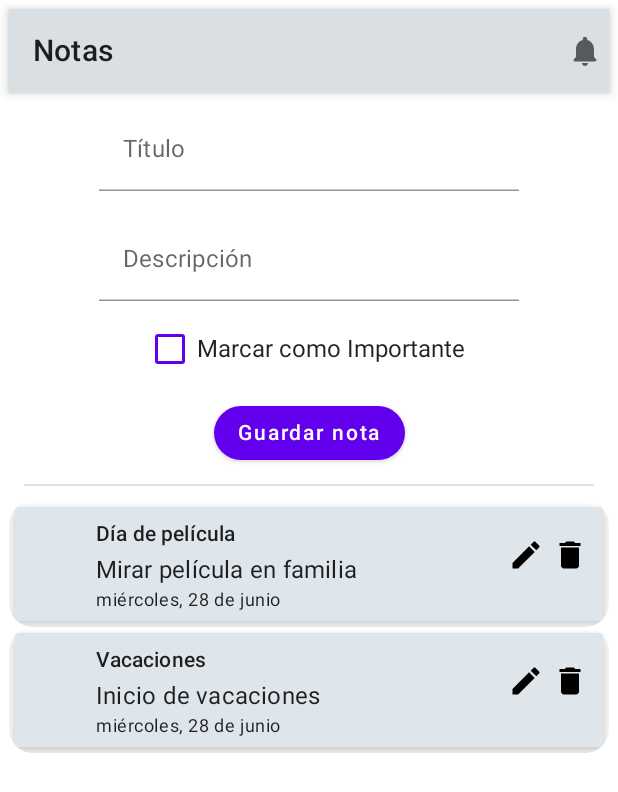
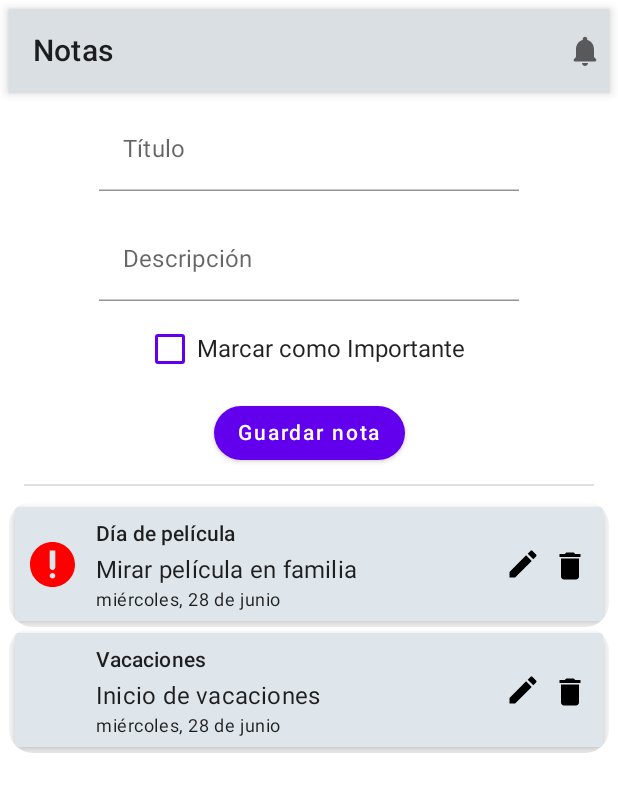
Before and after one commit to hernanRuiz/NotesApp_JetPackComposePOC, an Android app built with Jetpack Compose: the @Preview function DefaultPreview, on a phone screen of 412 x 824 dp. Shown: the top 792 px of the screen. Run offline under Robolectric (Android 15) with nearby library versions, the phone set to English and light mode, and no system bars; our stand-ins replace Dagger/Hilt's generated code, Room's generated code.

Commit message:
Fix visual + fix en el funcionamiento del update + documentación de código

```diff
--- a/src/main/java/com/example/notesapp/MainActivity.kt
+++ b/src/main/java/com/example/notesapp/MainActivity.kt
@@ -29,7 +29,7 @@ class MainActivity : ComponentActivity() {
             NotesAppTheme {
                 Surface(modifier = Modifier.fillMaxSize(), color = MaterialTheme.colors.background) {
                     val noteViewModel: NoteViewModel by viewModels()
-                    NotesApp(noteViewModel)
+                    NotesApp(noteViewModel) //la app en si
                 }
             }
         }
@@ -38,7 +38,10 @@ class MainActivity : ComponentActivity() {
 
 @Composable
 fun NotesApp(notesViewModel: NoteViewModel){
+    //trae las notas que se persisten en la base de datos
     val noteList = notesViewModel.noteList.collectAsState().value
+
+    //Setea la visual y métodos asociados
     NoteScreen(notes = noteList,
         onRemoveNote = { notesViewModel.removeNote(it) },
         onAddNote = { notesViewModel.addNote(it) },
--- a/src/main/java/com/example/notesapp/components/NoteComponents.kt
+++ b/src/main/java/com/example/notesapp/components/NoteComponents.kt
@@ -24,12 +24,13 @@ import androidx.compose.ui.graphics.Color
 import androidx.compose.ui.platform.LocalSoftwareKeyboardController
 import androidx.compose.ui.res.colorResource
 import androidx.compose.ui.text.input.ImeAction
+import androidx.compose.ui.text.input.KeyboardType
 import androidx.compose.ui.unit.dp
 
 import com.example.notesapp.R
 
-
-@OptIn(ExperimentalComposeUiApi::class)
+//Elementos visuales personalizados para NoteScreen
+@OptIn(ExperimentalComposeUiApi::class) //Compose está en desarrollo, no es versión final, y hay cosas que exigen este tag
 @Composable
 fun NoteInputText(
     modifier: Modifier = Modifier,
@@ -45,11 +46,16 @@ fun NoteInputText(
         colors = TextFieldDefaults.textFieldColors(backgroundColor = Color.Transparent),
         maxLines = maxLine,
         label = {Text(text = label)},
-        keyboardOptions = KeyboardOptions.Default.copy(imeAction = ImeAction.Done),
+
+        keyboardOptions = KeyboardOptions.Default.copy(
+            imeAction = ImeAction.Done,
+            keyboardType = KeyboardType.Password),
+
         keyboardActions = KeyboardActions(onDone = {
             onImeAction()
             keyboardController?.hide()
         }),
+
         modifier = modifier)
 }
 
--- a/src/main/java/com/example/notesapp/data/NoteData.kt
+++ b/src/main/java/com/example/notesapp/data/NoteData.kt
@@ -2,12 +2,12 @@ package com.example.notesapp.data
 
 import com.example.notesapp.model.Note
 
-
+//Dummy data para los @Preview
 class NotesDataSource {
 
     fun loadNotes(): List<Note> {
         return listOf(
-            Note(title = "Día de película", description = "Mirar película en familia"),
+            Note(title = "Día de película", description = "Mirar película en familia", isImportant = true),
             Note(title = "Vacaciones", description = "Inicio de vacaciones")
         )
     }
--- a/src/main/java/com/example/notesapp/data/NoteDatabase.kt
+++ b/src/main/java/com/example/notesapp/data/NoteDatabase.kt
@@ -3,10 +3,12 @@ package com.example.notesapp.data
 import androidx.room.Database
 import androidx.room.RoomDatabase
 import androidx.room.TypeConverters
+
 import com.example.notesapp.model.Note
 import com.example.notesapp.util.DateConverter
 import com.example.notesapp.util.UUIDConverter
 
+//Definimos la base de datos y le pasamos los typeConverters necesarios
 @Database(entities = [Note::class], version = 1, exportSchema = false)
 @TypeConverters(DateConverter::class, UUIDConverter::class)
 abstract class NoteDatabase: RoomDatabase() {
--- a/src/main/java/com/example/notesapp/data/NoteDatabaseDao.kt
+++ b/src/main/java/com/example/notesapp/data/NoteDatabaseDao.kt
@@ -12,7 +12,7 @@ import com.example.notesapp.model.Note
 import kotlinx.coroutines.flow.Flow
 
 
-@Dao //Contecta mi entidad Note con la base de datos
+@Dao //Interacciones con la base de datos
 interface NoteDatabaseDao {
 
     @Query("SELECT * from notes_tbl")
--- a/src/main/java/com/example/notesapp/di/AppModule.kt
+++ b/src/main/java/com/example/notesapp/di/AppModule.kt
@@ -28,7 +28,7 @@ object AppModule {
 
     @Singleton
     @Provides
-    fun provideAppeDatabase(@ApplicationContext context: Context): NoteDatabase
+    fun provideAppDatabase(@ApplicationContext context: Context): NoteDatabase
             = Room.databaseBuilder(
                 context,
                 NoteDatabase::class.java,
--- a/src/main/java/com/example/notesapp/model/Note.kt
+++ b/src/main/java/com/example/notesapp/model/Note.kt
@@ -7,7 +7,7 @@ import java.time.Instant
 import java.util.UUID
 import java.util.Date
 
-
+//Entidad que representa cada objeto a guardar en la base de datos
 @Entity(tableName = "notes_tbl")
 data class Note(
 
--- a/src/main/java/com/example/notesapp/repository/NoteRepository.kt
+++ b/src/main/java/com/example/notesapp/repository/NoteRepository.kt
@@ -11,6 +11,8 @@ import kotlinx.coroutines.flow.flowOn
 import javax.inject.Inject
 
 class NoteRepository @Inject constructor(private val noteDatabaseDao: NoteDatabaseDao){
+
+    //Interacciones con el Dao, segundo eslabón en el camino hacia la base de datos
     suspend fun addNote(note: Note) = noteDatabaseDao.insert(note = note)
     suspend fun updateNote(note: Note) = noteDatabaseDao.update(note = note)
     suspend fun deleteNote(note: Note) = noteDatabaseDao.deleteNote(note = note)
--- a/src/main/java/com/example/notesapp/screen/NoteScreen.kt
+++ b/src/main/java/com/example/notesapp/screen/NoteScreen.kt
@@ -4,15 +4,17 @@ import android.widget.Toast
 
 import androidx.compose.foundation.Image
 import androidx.compose.foundation.clickable
+import androidx.compose.foundation.horizontalScroll
+import androidx.compose.foundation.layout.Column
 import androidx.compose.foundation.layout.Row
-import androidx.compose.foundation.layout.Column
+import androidx.compose.foundation.layout.Box
 import androidx.compose.foundation.layout.padding
 import androidx.compose.foundation.layout.fillMaxWidth
 import androidx.compose.foundation.layout.fillMaxHeight
 import androidx.compose.foundation.layout.Arrangement
-import androidx.compose.foundation.layout.wrapContentWidth
 import androidx.compose.foundation.lazy.LazyColumn
 import androidx.compose.foundation.lazy.items
+import androidx.compose.foundation.rememberScrollState
 import androidx.compose.foundation.shape.RoundedCornerShape
 import androidx.compose.material.TopAppBar
 import androidx.compose.material.Text
@@ -56,6 +58,7 @@ private var isUpdate = false
 private lateinit var id : UUID
 private const val ICON = "Icon"
 
+//La UI de la app. En compose se define UI y comportamiento en un solo archivo
 @Composable
 fun NoteScreen(
     notes: List<Note>,
@@ -69,9 +72,9 @@ fun NoteScreen(
     var isImportant by remember {mutableStateOf(false)}
     val successNoteSaveID = stringResource(id = R.string.note_save_success)
     val successNoteUpdateID = stringResource(id = R.string.note_update_success)
+    val successNoteDeleteID = stringResource(id = R.string.deleted_note)
     val topBarColor = 0xFFDADFE3
 
-    //View content
     Column(modifier = Modifier.padding(6.dp)) {
 
         TopAppBar(
@@ -82,26 +85,31 @@ fun NoteScreen(
         Column(modifier = Modifier.fillMaxWidth(),
                 horizontalAlignment = Alignment.CenterHorizontally){
 
+            //Primer campo de texto: título
             NoteInputText(
-                modifier = Modifier.padding(top = 9.dp, bottom = 8.dp),
+                modifier = Modifier
+                    .fillMaxWidth()
+                    .padding(top = 9.dp, bottom = 8.dp, start = 60.dp, end = 60.dp)
+                    .horizontalScroll(rememberScrollState(), reverseScrolling = true),
                 text = title,
                 label = stringResource(id = R.string.note_title),
                 onTextChange = {
-                    if(it.all { char -> char.isLetter() || char.isWhitespace() || char.isDigit() }){
                     title = it
-                    }
                 })
 
+            //Segundo campo de texto: descripción
             NoteInputText(
-                modifier = Modifier.padding(top = 9.dp, bottom = 16.dp),
+                modifier = Modifier
+                    .fillMaxWidth()
+                    .padding(top = 9.dp, bottom = 16.dp, start = 60.dp, end = 60.dp)
+                    .horizontalScroll(rememberScrollState(), reverseScrolling = true),
                 text = description,
                 label = stringResource(id = R.string.note_description),
                 onTextChange = {
-                    if(it.all { char -> char.isLetter() || char.isWhitespace() || char.isDigit()  }){
                     description = it
-                    }
                 })
 
+            //Checkbox que marca la nota como importante
             NoteCheckBox(
                 modifier = Modifier.padding(bottom = 16.dp),
                 checked = isImportant,
@@ -111,12 +119,14 @@ fun NoteScreen(
                 label = stringResource(id = R.string.mark_as_important)
             )
 
+            //Botón para guardado o edición de nota
             NoteButton(
                 text = stringResource(id = R.string.save_note),
                 onClick = {
                     if(title.isNotEmpty() && description.isNotEmpty()){
                         var toastStringId = successNoteSaveID
                         if(isUpdate){
+                            isUpdate = false
                             toastStringId = successNoteUpdateID
                             onUpdateNote(Note(id = id, title = title, description = description, isImportant = isImportant))
                         } else {
@@ -133,17 +143,19 @@ fun NoteScreen(
 
         Divider(modifier = Modifier.padding(10.dp))
 
+        //Listado de notas
         LazyColumn {
             items(notes){ note ->
                 NoteRow(note = note,
                     onNoteClicked = {
                         onRemoveNote(note)
+                        Toast.makeText(context, successNoteDeleteID, Toast.LENGTH_SHORT).show()
                     },
                     onNoteEdited = {
                         title = note.title
                         description = note.description
                         isImportant = note.isImportant
-                        id = note.id
+                        id = note.id //en el update me llevo el id de la nota para identificarla en la base y modificarla
                     }
                 )
             }
@@ -164,79 +176,77 @@ fun NoteRow(
 
     Surface(
         modifier
+            .fillMaxHeight()
             .clip(RoundedCornerShape(16.dp))
             .padding(4.dp),
         color = Color(noteColor),
         elevation = 6.dp)
     {
-        Column(modifier = Modifier
+        Row(modifier = Modifier.fillMaxHeight(),
+            horizontalArrangement = Arrangement.SpaceBetween){
+
+            //Imagen que representa la nota marcada como importante
+            Box(modifier = Modifier
                 .fillMaxHeight()
-            .padding(start = 10.dp)
-            .padding(
-                top = 20.dp, end = 10.dp
-            ),
-            verticalArrangement = Arrangement.Center,
-            horizontalAlignment = Alignment.Start
+                .align(alignment = Alignment.CenterVertically)
+                .clickable { onNoteClicked(note) }
+                .padding(start = 10.dp),
             ){
-            val alphaValue = if (note.isImportant) 1f else 0f
+                val alphaValue = if (note.isImportant) 1f else 0f //para mostrar o no la imagen según corresponda
                 Image(
                     painterResource(R.drawable.important_icon),
                     contentDescription = stringResource(id = R.string.mark_as_important_tag),
-                modifier = Modifier.alpha(alphaValue),
+                    modifier = Modifier
+                        .alpha(alphaValue)
+                        .align(Alignment.CenterStart),
                     contentScale = ContentScale.Inside
                 )
             }
 
-        Row(modifier = Modifier
-            .fillMaxWidth(),
-            horizontalArrangement = Arrangement.SpaceBetween) {
-
+            //Cuerpo de la nota: título, descripción y fecha
             Column(
                 modifier = Modifier
-                    .padding(start = 40.dp)
+                    .fillMaxHeight()
                     .padding(horizontal = 14.dp, vertical = 6.dp)
                     .weight(8f),
-                horizontalAlignment =  Alignment.Start){
+                horizontalAlignment =  Alignment.Start)
+                {
                     Text(modifier = Modifier.fillMaxWidth(),text = note.title, style = MaterialTheme.typography.subtitle2)
                     Text(modifier = Modifier.fillMaxWidth(), text = note.description, style = MaterialTheme.typography.subtitle1)
                     Text(modifier = Modifier.fillMaxWidth(), text = formatDate(note.entryDate.time, datePattern, dateLanguage), style = MaterialTheme.typography.caption)
                 }
 
-            Column(modifier = Modifier
+            //Ícono para edición de nota
+            Box(modifier = Modifier
+                .fillMaxHeight()
+                .align(alignment = Alignment.CenterVertically)
                 .clickable {
                     isUpdate = true
                     onNoteEdited(note)
                 }
-                .wrapContentWidth(Alignment.End)
-                .weight(1f)
-                .padding(
-                    top = 20.dp
-                ),
-                verticalArrangement = Arrangement.Center,
-                horizontalAlignment = Alignment.End
+                .padding(end = 6.dp)
+                .weight(1f),
             ){
                 Image(
                     Icons.Default.Edit,
+                    modifier = Modifier.align(Alignment.CenterEnd),
                     contentDescription = stringResource(id = R.string.edit_note),
-                    modifier = Modifier,
                     contentScale = ContentScale.Inside
                 )
             }
 
-            Column(modifier = Modifier
+            //Ícono para eliminar nota
+            Box(modifier = Modifier
                 .fillMaxHeight()
+                .align(alignment = Alignment.CenterVertically)
+                .clickable { onNoteClicked(note) }
                 .weight(1f)
-                .clickable { onNoteClicked(note) }
-                .padding(
-                    top = 20.dp, end = 10.dp
-                ),
-                verticalArrangement = Arrangement.Center,
-                horizontalAlignment = Alignment.End
+                .padding(end = 10.dp, top = 2.dp),
             ){
                 Image(
                     Icons.Default.Delete,
+                    modifier = Modifier.align(alignment = Alignment.TopEnd),
                     contentDescription = stringResource(id = R.string.delete_note),
-                    modifier = Modifier,
                     contentScale = ContentScale.Inside
                 )
             }
--- a/src/main/java/com/example/notesapp/util/DateConverter.kt
+++ b/src/main/java/com/example/notesapp/util/DateConverter.kt
@@ -6,12 +6,12 @@ import java.util.Date
 
 class DateConverter {
 
-    @TypeConverter
+    @TypeConverter //Para guardar la fecha en la base de datos
     fun timeStampFromDate(date: Date) : Long{
         return date.time
     }
 
-    @TypeConverter
+    @TypeConverter //Devuelve objeto que se va a formatear para cambiar la forma en la que se va a mostrar la fecha en pantalla
     fun dateFromTimeStamp(timeStamp: Long) : Date{
         return Date(timeStamp)
     }
--- a/src/main/java/com/example/notesapp/util/DateUtilities.kt
+++ b/src/main/java/com/example/notesapp/util/DateUtilities.kt
@@ -4,7 +4,9 @@ import java.text.SimpleDateFormat
 import java.util.Date
 import java.util.Locale
 
-fun formatDate(time: Long, dateFormat: String, dateLanguage: String): String{
+//Formateo de fecha para mostrar en pantalla
+fun formatDate(time: Long, dateFormat: String, dateLanguage: String): String
+{
     val formatPattern = SimpleDateFormat(dateFormat, Locale(dateLanguage, dateLanguage.uppercase()))
     return formatPattern.format(Date(time))
 }
--- a/src/main/java/com/example/notesapp/util/UUIDConverter.kt
+++ b/src/main/java/com/example/notesapp/util/UUIDConverter.kt
@@ -6,12 +6,12 @@ import java.util.UUID
 
 class UUIDConverter {
 
-    @TypeConverter
+    @TypeConverter //Para guardar el id en la base de datos
     fun stringFromUUID(id: UUID): String {
         return id.toString()
     }
 
-    @TypeConverter
+    @TypeConverter //Vuelve a cambiar el type a UUID cuando lo traemos de la base
     fun uuidFromString(id: String): UUID {
         return UUID.fromString(id)
     }
--- a/src/main/java/com/example/notesapp/viewmodel/NoteViewModel.kt
+++ b/src/main/java/com/example/notesapp/viewmodel/NoteViewModel.kt
@@ -20,13 +20,15 @@ import javax.inject.Inject
 
 
 @HiltViewModel
-class NoteViewModel @Inject constructor(private val noteRepository: NoteRepository): ViewModel() {
+class NoteViewModel @Inject constructor(
+    private val noteRepository: NoteRepository): ViewModel() {
 
     private val _noteList = MutableStateFlow<List<Note>>(emptyList())
     private val emptyDbTag = "Sin registros"
     private val emptyDbMessage = "Base de datos vacía"
     val noteList = _noteList.asStateFlow()
 
+    //Interacciones con el repositorio, primer eslabón en el camino hacia la base de datos
     init {
         viewModelScope.launch(Dispatchers.IO) {
             noteRepository.getAllNotes().distinctUntilChanged().collect { listOfNotes ->
@@ -39,8 +41,6 @@ class NoteViewModel @Inject constructor(private val noteRepository: NoteReposito
     }
 
     fun addNote(note: Note) = viewModelScope.launch { noteRepository.addNote(note) }
-
     fun removeNote(note: Note) = viewModelScope.launch { noteRepository.deleteNote(note) }
-
     fun updateNote(note: Note) = viewModelScope.launch { noteRepository.updateNote(note) }
 }
--- a/src/main/res/values/strings.xml
+++ b/src/main/res/values/strings.xml
@@ -1,6 +1,5 @@
 <resources>
     <string name="app_name">NotesApp</string>
-
     <string name="app_name_sp">Notas</string>
     <string name="note_title">Título</string>
     <string name="note_description">Descripción</string>
@@ -12,5 +11,6 @@
     <string name="note_update_success">Nota actualizada exitosamente</string>
     <string name="edit_note">Editar nota</string>
     <string name="delete_note">Eliminar nota</string>
+    <string name="deleted_note">Nota eliminada</string>
     <string name="mark_as_important_tag">Important!</string>
 </resources>
```
Lines whose indentation alone changed are shown as unchanged.
